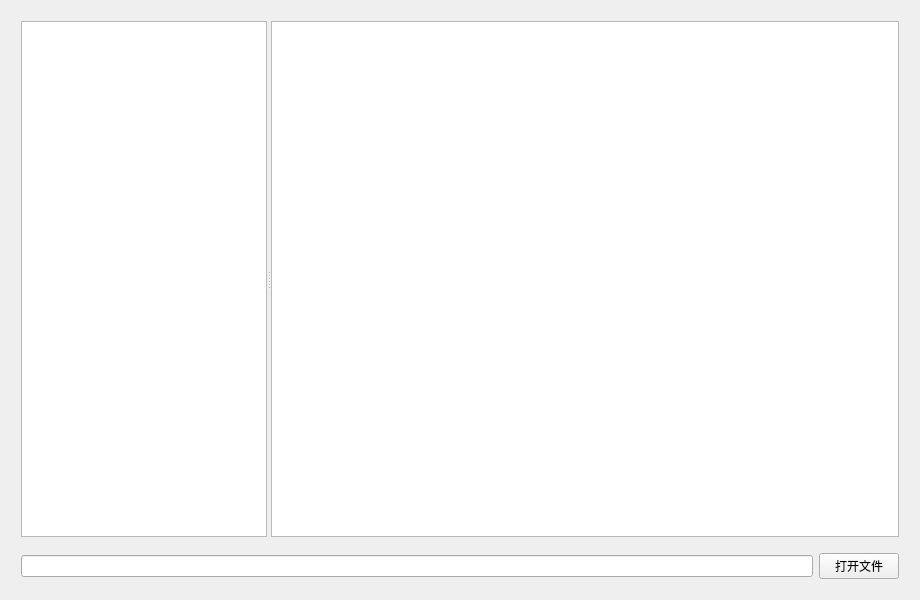
Before: the Qt Designer form mainwindow.ui in ksvc/MediaParser, drawn with Qt 5.
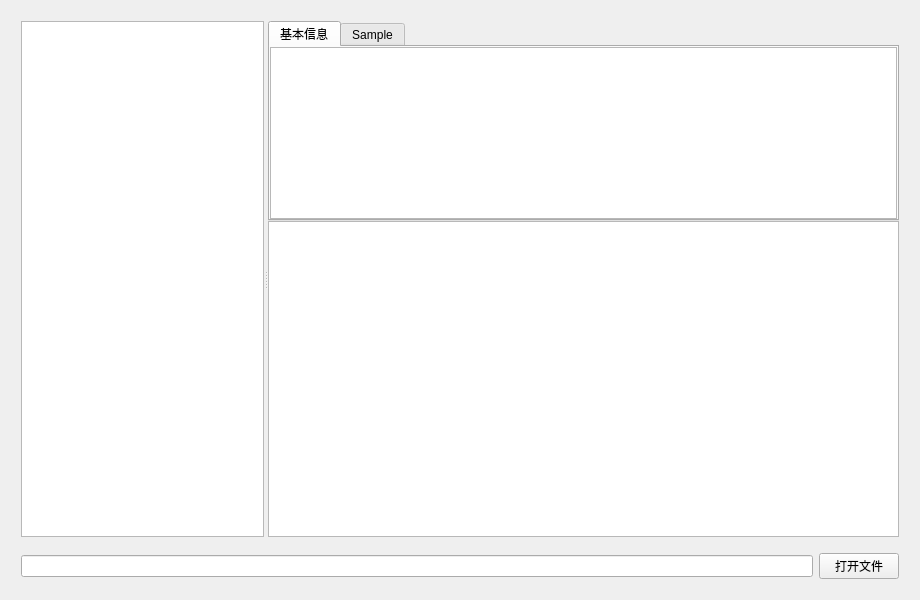
After: the same form once the commit is applied.

```diff
--- a/mainwindow.ui
+++ b/mainwindow.ui
@@ -47,13 +47,87 @@
           </property>
          </column>
         </widget>
-        <widget class="QTextEdit" name="hexView">
-         <property name="lineWrapMode">
-          <enum>QTextEdit::NoWrap</enum>
-         </property>
-         <property name="readOnly">
-          <bool>true</bool>
-         </property>
+        <widget class="QWidget" name="widget" native="true">
+         <layout class="QVBoxLayout" name="verticalLayout_2">
+          <property name="spacing">
+           <number>0</number>
+          </property>
+          <property name="leftMargin">
+           <number>0</number>
+          </property>
+          <property name="topMargin">
+           <number>0</number>
+          </property>
+          <property name="rightMargin">
+           <number>0</number>
+          </property>
+          <property name="bottomMargin">
+           <number>0</number>
+          </property>
+          <item>
+           <widget class="QTabWidget" name="tabWidget">
+            <property name="minimumSize">
+             <size>
+              <width>0</width>
+              <height>200</height>
+             </size>
+            </property>
+            <property name="maximumSize">
+             <size>
+              <width>16777215</width>
+              <height>200</height>
+             </size>
+            </property>
+            <property name="currentIndex">
+             <number>0</number>
+            </property>
+            <widget class="QWidget" name="baseInfoTab">
+             <attribute name="title">
+              <string>基本信息</string>
+             </attribute>
+             <layout class="QGridLayout" name="gridLayout_3">
+              <property name="leftMargin">
+               <number>0</number>
+              </property>
+              <property name="topMargin">
+               <number>0</number>
+              </property>
+              <property name="rightMargin">
+               <number>0</number>
+              </property>
+              <property name="bottomMargin">
+               <number>0</number>
+              </property>
+              <property name="spacing">
+               <number>0</number>
+              </property>
+              <item row="0" column="0">
+               <widget class="QTextEdit" name="baseInfoTextEdit">
+                <property name="readOnly">
+                 <bool>true</bool>
+                </property>
+               </widget>
+              </item>
+             </layout>
+            </widget>
+            <widget class="QWidget" name="sampleTab">
+             <attribute name="title">
+              <string>Sample</string>
+             </attribute>
+            </widget>
+           </widget>
+          </item>
+          <item>
+           <widget class="QTextEdit" name="hexView">
+            <property name="lineWrapMode">
+             <enum>QTextEdit::NoWrap</enum>
+            </property>
+            <property name="readOnly">
+             <bool>true</bool>
+            </property>
+           </widget>
+          </item>
+         </layout>
         </widget>
        </widget>
       </item>
```
Left out of the diff: 1 changed line with no effect on the pictures.
